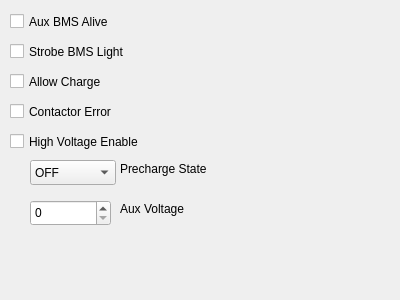
Old version of the form src/UILayer/Packet/AuxBmsTab.ui in the repository UCSolarCarTeam/Epsilon-Telemetry-Test-Tool.
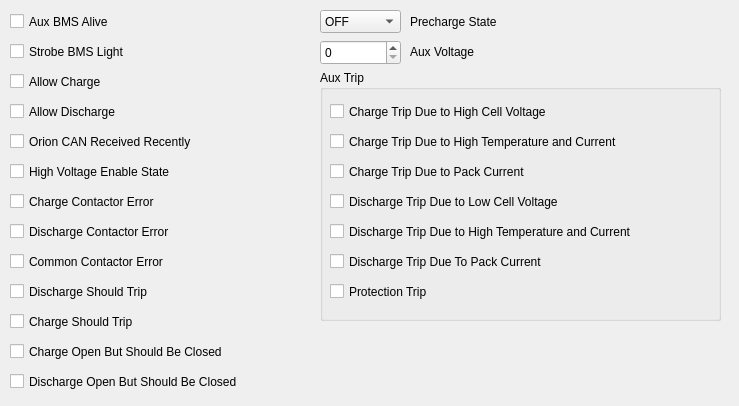
New version of the form.

```diff
--- a/src/UILayer/Packet/AuxBmsTab.ui
+++ b/src/UILayer/Packet/AuxBmsTab.ui
@@ -6,32 +6,19 @@
    <rect>
     <x>0</x>
     <y>0</y>
-    <width>400</width>
-    <height>300</height>
+    <width>739</width>
+    <height>406</height>
    </rect>
   </property>
   <property name="windowTitle">
    <string>Form</string>
   </property>
-  <widget class="QCheckBox" name="contactorError">
-   <property name="geometry">
-    <rect>
-     <x>10</x>
-     <y>100</y>
-     <width>141</width>
-     <height>23</height>
-    </rect>
-   </property>
-   <property name="text">
-    <string>Contactor Error</string>
-   </property>
-  </widget>
   <widget class="QCheckBox" name="allowCharge">
    <property name="geometry">
     <rect>
      <x>10</x>
      <y>70</y>
-     <width>151</width>
+     <width>290</width>
      <height>23</height>
     </rect>
    </property>
@@ -44,7 +31,7 @@
     <rect>
      <x>10</x>
      <y>10</y>
-     <width>161</width>
+     <width>290</width>
      <height>23</height>
     </rect>
    </property>
@@ -60,7 +47,7 @@
     <rect>
      <x>10</x>
      <y>40</y>
-     <width>151</width>
+     <width>290</width>
      <height>23</height>
     </rect>
    </property>
@@ -71,10 +58,10 @@
   <widget class="QSpinBox" name="auxVoltage">
    <property name="geometry">
     <rect>
-     <x>30</x>
-     <y>200</y>
+     <x>320</x>
+     <y>40</y>
      <width>81</width>
-     <height>26</height>
+     <height>25</height>
     </rect>
    </property>
    <property name="toolTip">
@@ -84,10 +71,10 @@
   <widget class="QLabel" name="label">
    <property name="geometry">
     <rect>
-     <x>120</x>
-     <y>160</y>
-     <width>131</width>
-     <height>17</height>
+     <x>410</x>
+     <y>10</y>
+     <width>311</width>
+     <height>23</height>
     </rect>
    </property>
    <property name="text">
@@ -97,10 +84,10 @@
   <widget class="QLabel" name="label_3">
    <property name="geometry">
     <rect>
-     <x>120</x>
-     <y>200</y>
-     <width>131</width>
-     <height>17</height>
+     <x>410</x>
+     <y>40</y>
+     <width>311</width>
+     <height>23</height>
     </rect>
    </property>
    <property name="toolTip">
@@ -113,10 +100,10 @@
   <widget class="QComboBox" name="prechargeState">
    <property name="geometry">
     <rect>
-     <x>30</x>
-     <y>160</y>
-     <width>86</width>
-     <height>25</height>
+     <x>320</x>
+     <y>10</y>
+     <width>81</width>
+     <height>23</height>
     </rect>
    </property>
    <item>
@@ -145,19 +132,240 @@
     </property>
    </item>
   </widget>
-  <widget class="QCheckBox" name="highVoltageEnable">
+  <widget class="QCheckBox" name="highVoltageEnableState">
+   <property name="geometry">
+    <rect>
+     <x>10</x>
+     <y>160</y>
+     <width>290</width>
+     <height>23</height>
+    </rect>
+   </property>
+   <property name="text">
+    <string>High Voltage Enable State</string>
+   </property>
+  </widget>
+  <widget class="QCheckBox" name="allowDischarge">
+   <property name="geometry">
+    <rect>
+     <x>10</x>
+     <y>100</y>
+     <width>290</width>
+     <height>23</height>
+    </rect>
+   </property>
+   <property name="text">
+    <string>Allow Discharge</string>
+   </property>
+  </widget>
+  <widget class="QCheckBox" name="orionCanReceivedRecently">
    <property name="geometry">
     <rect>
      <x>10</x>
      <y>130</y>
-     <width>151</width>
+     <width>290</width>
      <height>23</height>
     </rect>
    </property>
    <property name="text">
-    <string>High Voltage Enable</string>
+    <string>Orion CAN Received Recently</string>
    </property>
   </widget>
+  <widget class="QCheckBox" name="chargeContactorError">
+   <property name="geometry">
+    <rect>
+     <x>10</x>
+     <y>190</y>
+     <width>290</width>
+     <height>23</height>
+    </rect>
+   </property>
+   <property name="text">
+    <string>Charge Contactor Error</string>
+   </property>
+  </widget>
+  <widget class="QCheckBox" name="dischargeContactorError">
+   <property name="geometry">
+    <rect>
+     <x>10</x>
+     <y>220</y>
+     <width>290</width>
+     <height>23</height>
+    </rect>
+   </property>
+   <property name="text">
+    <string>Discharge Contactor Error</string>
+   </property>
+  </widget>
+  <widget class="QCheckBox" name="commonContactorError">
+   <property name="geometry">
+    <rect>
+     <x>10</x>
+     <y>250</y>
+     <width>290</width>
+     <height>23</height>
+    </rect>
+   </property>
+   <property name="text">
+    <string>Common Contactor Error</string>
+   </property>
+  </widget>
+  <widget class="QCheckBox" name="dischargeShouldTrip">
+   <property name="geometry">
+    <rect>
+     <x>10</x>
+     <y>280</y>
+     <width>290</width>
+     <height>23</height>
+    </rect>
+   </property>
+   <property name="text">
+    <string>Discharge Should Trip</string>
+   </property>
+  </widget>
+  <widget class="QCheckBox" name="chargeShouldTrip">
+   <property name="geometry">
+    <rect>
+     <x>10</x>
+     <y>310</y>
+     <width>290</width>
+     <height>23</height>
+    </rect>
+   </property>
+   <property name="text">
+    <string>Charge Should Trip</string>
+   </property>
+  </widget>
+  <widget class="QCheckBox" name="chargeOpenButShouldBeClosed">
+   <property name="geometry">
+    <rect>
+     <x>10</x>
+     <y>340</y>
+     <width>290</width>
+     <height>23</height>
+    </rect>
+   </property>
+   <property name="text">
+    <string>Charge Open But Should Be Closed</string>
+   </property>
+  </widget>
+  <widget class="QCheckBox" name="dischargeOpenButShouldBeClosed">
+   <property name="geometry">
+    <rect>
+     <x>10</x>
+     <y>370</y>
+     <width>290</width>
+     <height>23</height>
+    </rect>
+   </property>
+   <property name="text">
+    <string>Discharge Open But Should Be Closed</string>
+   </property>
+  </widget>
+  <widget class="QGroupBox" name="auxTripGroupBox">
+   <property name="geometry">
+    <rect>
+     <x>320</x>
+     <y>70</y>
+     <width>401</width>
+     <height>251</height>
+    </rect>
+   </property>
+   <property name="title">
+    <string>Aux Trip</string>
+   </property>
+   <widget class="QCheckBox" name="chargeTripDueToHighCellVoltage">
+    <property name="geometry">
+     <rect>
+      <x>10</x>
+      <y>30</y>
+      <width>290</width>
+      <height>23</height>
+     </rect>
+    </property>
+    <property name="text">
+     <string>Charge Trip Due to High Cell Voltage</string>
+    </property>
+   </widget>
+   <widget class="QCheckBox" name="chargeTripDueToHighTemperatureAndCurrent">
+    <property name="geometry">
+     <rect>
+      <x>10</x>
+      <y>60</y>
+      <width>381</width>
+      <height>23</height>
+     </rect>
+    </property>
+    <property name="text">
+     <string>Charge Trip Due to High Temperature and Current</string>
+    </property>
+   </widget>
+   <widget class="QCheckBox" name="dischargeTripDueToHighTemperatureAndCurrent">
+    <property name="geometry">
+     <rect>
+      <x>10</x>
+      <y>150</y>
+      <width>381</width>
+      <height>23</height>
+     </rect>
+    </property>
+    <property name="text">
+     <string>Discharge Trip Due to High Temperature and Current</string>
+    </property>
+   </widget>
+   <widget class="QCheckBox" name="chargeTripDueToPackCurrent">
+    <property name="geometry">
+     <rect>
+      <x>10</x>
+      <y>90</y>
+      <width>381</width>
+      <height>23</height>
+     </rect>
+    </property>
+    <property name="text">
+     <string>Charge Trip Due to Pack Current</string>
+    </property>
+   </widget>
+   <widget class="QCheckBox" name="dischargeTripDueToLowCellVoltage">
+    <property name="geometry">
+     <rect>
+      <x>10</x>
+      <y>120</y>
+      <width>381</width>
+      <height>23</height>
+     </rect>
+    </property>
+    <property name="text">
+     <string>Discharge Trip Due to Low Cell Voltage</string>
+    </property>
+   </widget>
+   <widget class="QCheckBox" name="dischargeTripDueToPackCurrent">
+    <property name="geometry">
+     <rect>
+      <x>10</x>
+      <y>180</y>
+      <width>381</width>
+      <height>23</height>
+     </rect>
+    </property>
+    <property name="text">
+     <string>Discharge Trip Due To Pack Current</string>
+    </property>
+   </widget>
+   <widget class="QCheckBox" name="protectionTrip">
+    <property name="geometry">
+     <rect>
+      <x>10</x>
+      <y>210</y>
+      <width>381</width>
+      <height>23</height>
+     </rect>
+    </property>
+    <property name="text">
+     <string>Protection Trip</string>
+    </property>
+   </widget>
+  </widget>
  </widget>
  <resources/>
  <connections/>
```
Left out of the diff: 4 changed lines with no effect on the pictures.
